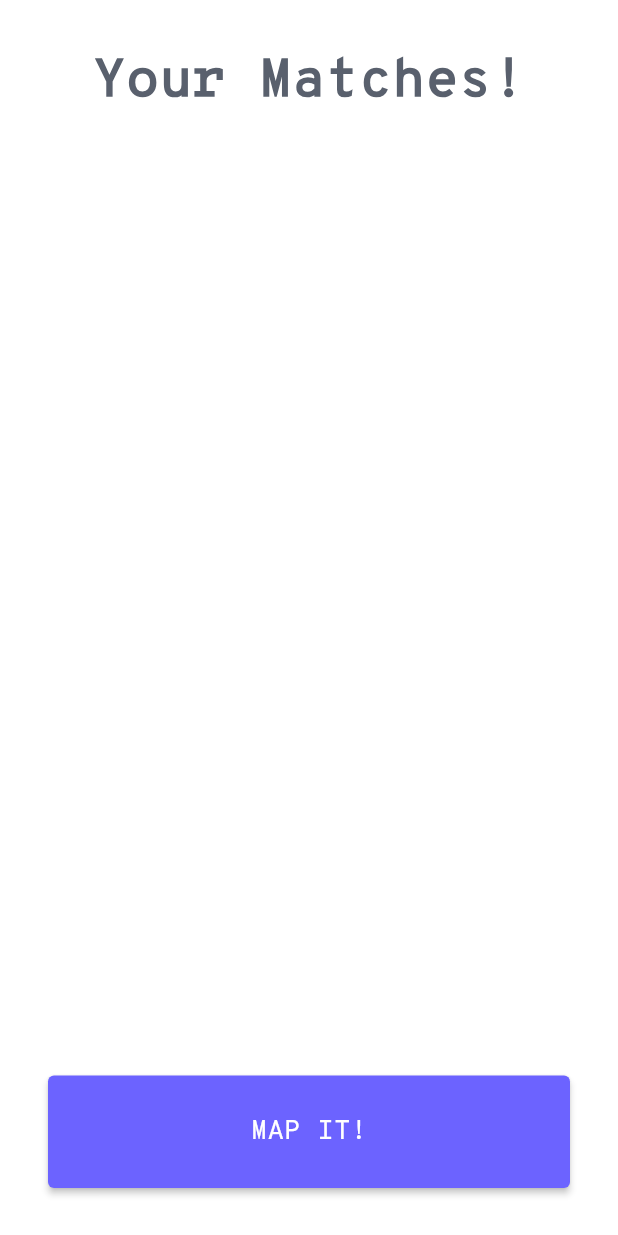
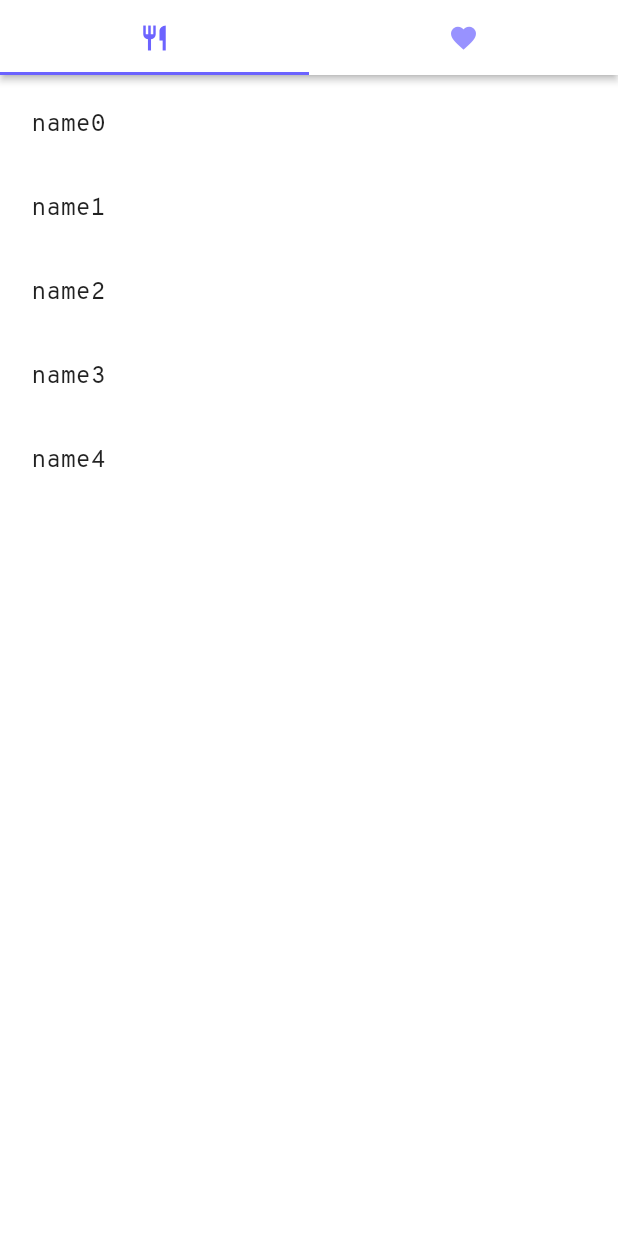
Before and after one commit to BlueFin773/starfin, a Flutter app: the screen it shows after launch, on a phone screen of 412 x 824 dp. Run offline on Flutter 3.47's test engine with Material 2 defaults, Android fonts, the phone set to English and light mode, and no system bars; our stand-ins replace cloud_firestore, firebase_core; accounts and stored records are empty.

```diff
--- a/lib/match.dart
+++ b/lib/match.dart
@@ -1,6 +1,9 @@
 import 'package:flutter/material.dart';
 import 'package:cloud_firestore/cloud_firestore.dart';
 import 'package:firebase_core/firebase_core.dart';
+import 'package:starfin/model/location.dart';
+import 'package:starfin/utils/store.dart';
+
 
 //TODO: Make list items selectable
 
@@ -10,19 +13,74 @@ class MatchPage extends StatefulWidget {
 }
 
 class _MatchPageState extends State<MatchPage> {
-  bool card1Status = false;
-  bool card2Status = false;
-  bool card3Status = false;
-  bool card4Status = false;
-  bool card5Status = false;
-  bool card6Status = false;
-  bool card7Status = false;
-  bool card8Status = false;
-  bool card9Status = false;
-  bool card10Status = false;
+  List<Location> locations = getLocations();
+  List<String> userSelected = getSelectedIDs();
 
-  //TODO: need to make card selection unique, all are set to card1status. Look in to listbuilder.
-  getLocationItems(AsyncSnapshot<QuerySnapshot> snapshot){
+  void _handleSelectedListChanged(String locationID){
+    setState(() {
+      if(userSelected.contains(locationID)){
+        userSelected.remove(locationID);
+      }else {
+        userSelected.add(locationID);
+      }
+    });
+  }
+
+  @override
+  Widget build(BuildContext context) {
+    Column _buildLocations(List<Location> locationsList) {
+      return Column(
+          children: <Widget>[
+            Expanded(
+                child: ListView.builder(
+                    itemCount: locationsList.length,
+                    itemBuilder: (BuildContext context, int index) {
+                      return ListTile(
+                        title: Text(locationsList[index].name),
+                      );
+                    }
+                )
+            )
+          ]
+      );
+    }
+
+
+      const double _iconSize = 20.0;
+      return DefaultTabController(
+          length: 2,
+          child: Scaffold(
+            appBar: PreferredSize(
+              preferredSize: Size.fromHeight(50.0),
+              child: AppBar(
+                backgroundColor: Colors.white,
+                elevation: 2.0,
+                bottom: TabBar(
+                  labelColor: Theme.of(context).indicatorColor,
+                  tabs:[
+                    Tab(icon: Icon(Icons.restaurant, size: _iconSize)),
+                    Tab(icon: Icon(Icons.favorite, size: _iconSize)),
+                  ],
+                )
+              )
+            ),
+              body: Padding(
+              padding: EdgeInsets.all(5.0),
+              child: TabBarView(
+                children:[
+                  _buildLocations(locations.toList()),
+                  _buildLocations(locations.where((location) => userSelected.contains(location.id)).toList()),
+                ]
+              )
+          )
+
+          ));
+    }
+  }
+
+
+
+  /*getLocationItems(AsyncSnapshot<QuerySnapshot> snapshot){
     return snapshot.data.docs
         .map((doc) => new ListTile (
             leading: Icon(Icons.album),
@@ -66,8 +124,12 @@ class _MatchPageState extends State<MatchPage> {
                       textAlign: TextAlign.center
                   ),
                   new Expanded(
-                    child: ListView(
-                      children: getLocationItems(snapshot)
+                    child: ListView.builder(
+                      itemCount: 10,
+                      itemBuilder: (BuildContext context, int index) {
+                        return getLocationItems(snapshot);
+                      } ,
+                      //children: getLocationItems(snapshot)
                     )
                   ),
                   SizedBox(
@@ -89,4 +151,4 @@ class _MatchPageState extends State<MatchPage> {
         );
     });
   }
-}
+}*/
--- /dev/null
+++ b/lib/model/location.dart
@@ -0,0 +1,19 @@
+
+class Location {
+  final String id;
+  final String name;
+  final String description;
+  final String address;
+  final String imageURL;
+  final bool selected;
+
+  const Location({
+    this.id,
+    this.name,
+    this.description,
+    this.address,
+    this.imageURL,
+    this.selected
+  });
+
+}
--- /dev/null
+++ b/lib/utils/store.dart
@@ -0,0 +1,60 @@
+import 'package:starfin/model/location.dart';
+
+List<Location> getLocations() {
+  return [
+    Location(
+      id: '0',
+      name: 'name0',
+      description: 'description0',
+      address: 'address0',
+      imageURL: 'https://images.unsplash.com/photo-1517673400267-0251440c45dc?ixlib=rb-0.3.5&ixid=eyJhcHBfaWQiOjEyMDd9&s=f197f4922b3f26ed3f4e3e66a113b67b&auto=format&fit=crop&w=1050&q=80',
+      selected: false,
+
+    ),
+    Location(
+      id: '1',
+      name: 'name1',
+      description: 'description1',
+      address: 'address1',
+      imageURL: 'https://images.unsplash.com/photo-1517673400267-0251440c45dc?ixlib=rb-0.3.5&ixid=eyJhcHBfaWQiOjEyMDd9&s=f197f4922b3f26ed3f4e3e66a113b67b&auto=format&fit=crop&w=1050&q=80',
+      selected: false,
+
+    ),
+    Location(
+      id: '2',
+      name: 'name2',
+      description: 'description2',
+      address: 'address2',
+      imageURL: 'https://images.unsplash.com/photo-1517673400267-0251440c45dc?ixlib=rb-0.3.5&ixid=eyJhcHBfaWQiOjEyMDd9&s=f197f4922b3f26ed3f4e3e66a113b67b&auto=format&fit=crop&w=1050&q=80',
+      selected: false,
+
+    ),
+    Location(
+      id: '3',
+      name: 'name3',
+      description: 'description3',
+      address: 'address3',
+      imageURL: 'https://images.unsplash.com/photo-1517673400267-0251440c45dc?ixlib=rb-0.3.5&ixid=eyJhcHBfaWQiOjEyMDd9&s=f197f4922b3f26ed3f4e3e66a113b67b&auto=format&fit=crop&w=1050&q=80',
+      selected: false,
+
+    ),
+    Location(
+      id: '4',
+      name: 'name4',
+      description: 'description4',
+      address: 'address4',
+      imageURL: 'https://images.unsplash.com/photo-1517673400267-0251440c45dc?ixlib=rb-0.3.5&ixid=eyJhcHBfaWQiOjEyMDd9&s=f197f4922b3f26ed3f4e3e66a113b67b&auto=format&fit=crop&w=1050&q=80',
+      selected: false,
+
+    )
+
+  ];
+}
+
+  List<String> getSelectedIDs(){
+    return [
+      '0',
+      '2',
+      '3',
+    ];
+  }
```
